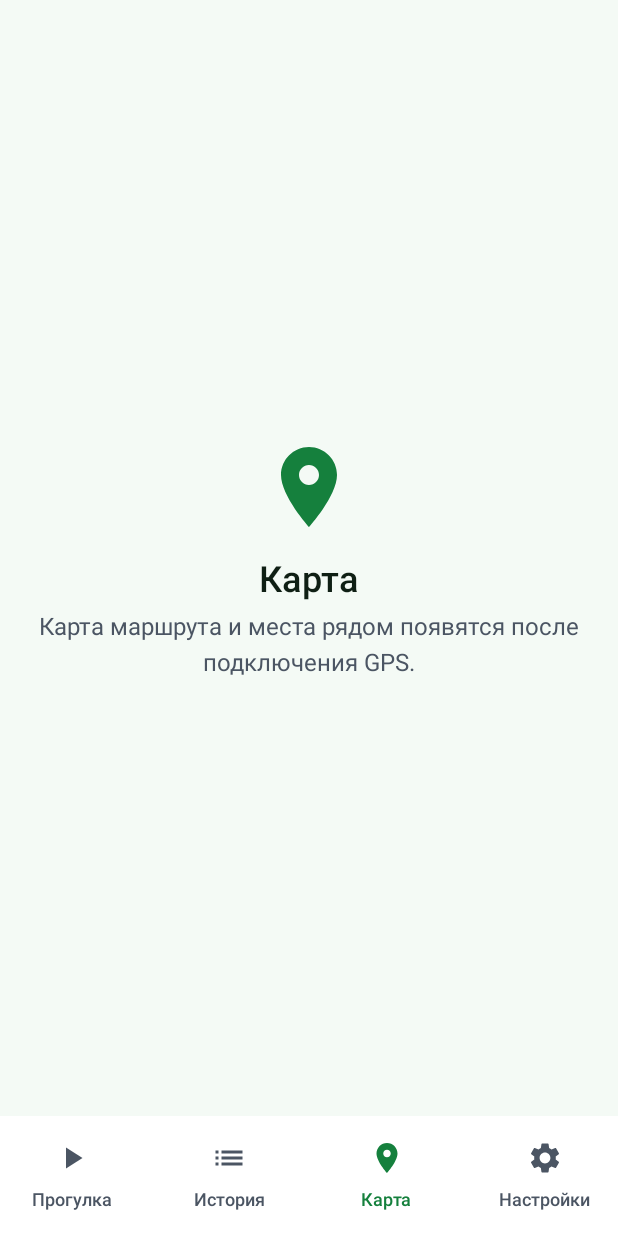
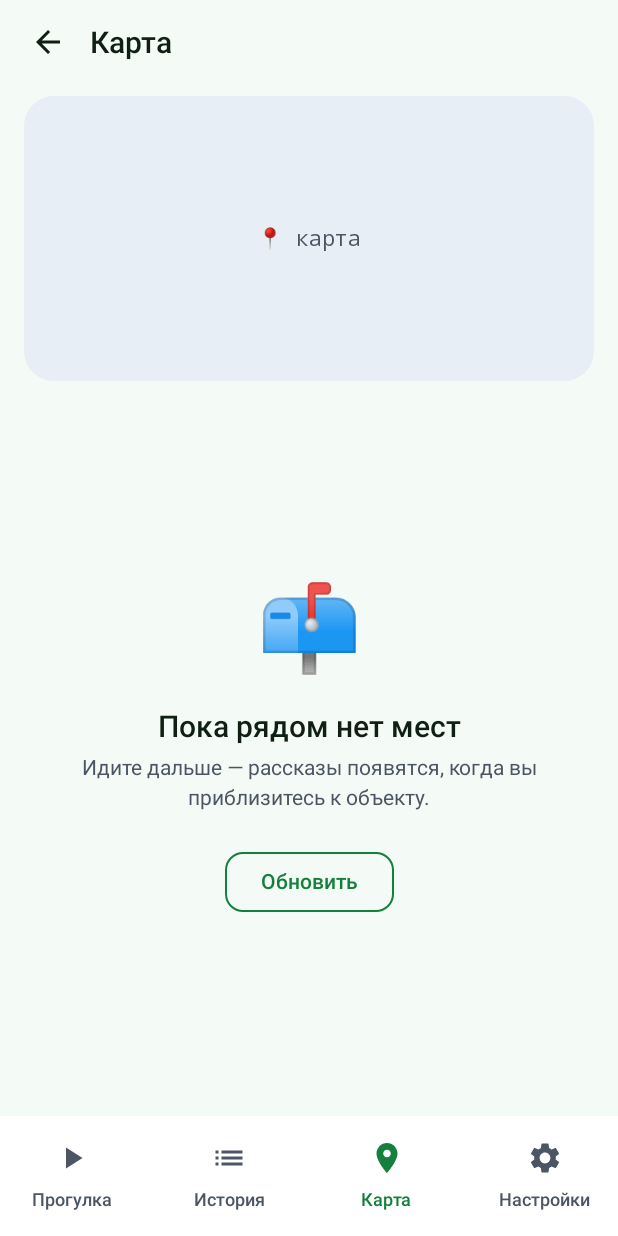
Before and after one commit to Loronelal/CityListen, an Android app built with Jetpack Compose: the screen it shows after launch (MainActivity), item 3 of the bottom bar chosen, on a phone screen of 412 x 824 dp. Run offline under Robolectric (Android 15) with nearby library versions, the phone set to English and light mode, and no system bars; our stand-ins replace Dagger/Hilt's generated code, Room's generated code; libraries missing offline, so code that uses them is left out: androidx.hilt.lifecycle, com.jakewharton.retrofit2.

Commit message:
feat(presentation): add map screen

```diff
--- a/android/presentation/src/main/java/com/citylisten/presentation/components/MapSurface.kt
+++ b/android/presentation/src/main/java/com/citylisten/presentation/components/MapSurface.kt
@@ -19,7 +19,7 @@ import com.citylisten.presentation.R
 fun MapSurface(
     modifier: Modifier = Modifier,
     shape: Shape = RoundedCornerShape(20.dp),
-    label: String = stringResource(R.string.map_label)
+    label: String? = stringResource(R.string.map_label)
 ) {
     Box(
         modifier = modifier
@@ -27,6 +27,7 @@ fun MapSurface(
             .background(MaterialTheme.colorScheme.surfaceVariant),
         contentAlignment = Alignment.Center
     ) {
+        if (label != null) {
             Text(
                 text = "📍 $label",
                 style = MaterialTheme.typography.bodySmall,
@@ -35,3 +36,4 @@ fun MapSurface(
             )
         }
     }
+}
--- /dev/null
+++ b/android/presentation/src/main/java/com/citylisten/presentation/map/MapScreen.kt
@@ -0,0 +1,270 @@
+package com.citylisten.presentation.map
+
+import androidx.compose.foundation.background
+import androidx.compose.foundation.layout.Arrangement
+import androidx.compose.foundation.layout.Box
+import androidx.compose.foundation.layout.Column
+import androidx.compose.foundation.layout.fillMaxSize
+import androidx.compose.foundation.layout.fillMaxWidth
+import androidx.compose.foundation.layout.height
+import androidx.compose.foundation.layout.padding
+import androidx.compose.foundation.layout.widthIn
+import androidx.compose.material3.MaterialTheme
+import androidx.compose.material3.Text
+import androidx.compose.runtime.Composable
+import androidx.compose.runtime.getValue
+import androidx.compose.ui.Alignment
+import androidx.compose.ui.Modifier
+import androidx.compose.ui.graphics.RectangleShape
+import androidx.compose.ui.res.stringResource
+import androidx.compose.ui.text.style.TextAlign
+import androidx.compose.ui.tooling.preview.Preview
+import androidx.compose.ui.unit.dp
+import androidx.compose.ui.unit.sp
+import androidx.hilt.lifecycle.viewmodel.compose.hiltViewModel
+import androidx.lifecycle.compose.collectAsStateWithLifecycle
+import com.citylisten.domain.model.Story
+import com.citylisten.presentation.R
+import com.citylisten.presentation.components.EmptyState
+import com.citylisten.presentation.components.ErrorBanner
+import com.citylisten.presentation.components.ListCard
+import com.citylisten.presentation.components.LoadingState
+import com.citylisten.presentation.components.MapSurface
+import com.citylisten.presentation.components.ScreenHeader
+import com.citylisten.presentation.ui.UiError
+import com.citylisten.presentation.ui.messageRes
+import com.citylisten.presentation.ui.sourceLabel
+import com.citylisten.presentation.ui.theme.CityListenTheme
+import java.time.Instant
+
+@Composable
+fun MapRoute(
+    onBack: () -> Unit,
+    onOpenStory: (String) -> Unit,
+    viewModel: MapViewModel = hiltViewModel()
+) {
+    val uiState by viewModel.uiState.collectAsStateWithLifecycle()
+    MapScreen(
+        uiState = uiState,
+        onBack = onBack,
+        onRetry = viewModel::retry,
+        onOpenStory = onOpenStory
+    )
+}
+
+@Composable
+fun MapScreen(
+    uiState: MapUiState,
+    onBack: () -> Unit,
+    onRetry: () -> Unit,
+    onOpenStory: (String) -> Unit,
+    modifier: Modifier = Modifier
+) {
+    Column(
+        modifier = modifier
+            .fillMaxSize()
+            .background(MaterialTheme.colorScheme.background)
+    ) {
+        ScreenHeader(
+            title = stringResource(R.string.map_title),
+            onBack = onBack
+        )
+
+        when (uiState) {
+            MapUiState.Loading -> MapLoading(modifier = Modifier.weight(1f))
+
+            MapUiState.Empty -> MapEmpty(
+                onRetry = onRetry,
+                modifier = Modifier.weight(1f)
+            )
+
+            is MapUiState.Content -> MapContent(
+                places = uiState.places,
+                onOpenStory = onOpenStory,
+                modifier = Modifier.weight(1f)
+            )
+
+            is MapUiState.Error -> MapError(
+                error = uiState.error,
+                onRetry = onRetry,
+                modifier = Modifier.weight(1f)
+            )
+        }
+    }
+}
+
+@Composable
+private fun MapLoading(modifier: Modifier = Modifier) {
+    Box(modifier = modifier.fillMaxWidth()) {
+        MapSurface(
+            modifier = Modifier.fillMaxSize(),
+            shape = RectangleShape,
+            label = null
+        )
+        LoadingState(
+            message = stringResource(R.string.map_loading),
+            modifier = Modifier.align(Alignment.Center)
+        )
+    }
+}
+
+@Composable
+private fun MapContent(
+    places: List<Story>,
+    onOpenStory: (String) -> Unit,
+    modifier: Modifier = Modifier
+) {
+    Box(modifier = modifier.fillMaxWidth()) {
+        MapSurface(
+            modifier = Modifier.fillMaxSize(),
+            shape = RectangleShape
+        )
+        Column(
+            modifier = Modifier
+                .align(Alignment.BottomCenter)
+                .widthIn(max = CONTENT_MAX_WIDTH)
+                .fillMaxWidth()
+                .padding(horizontal = 16.dp, vertical = 12.dp),
+            verticalArrangement = Arrangement.spacedBy(8.dp)
+        ) {
+            places.forEach { story ->
+                ListCard(
+                    title = story.title,
+                    subtitle = "${story.sourceLabel()} · ${stringResource(R.string.map_saved)}",
+                    onClick = { onOpenStory(story.id) }
+                )
+            }
+        }
+    }
+}
+
+@Composable
+private fun MapEmpty(
+    onRetry: () -> Unit,
+    modifier: Modifier = Modifier
+) {
+    Column(modifier = modifier.fillMaxWidth()) {
+        MapSurface(
+            modifier = Modifier
+                .fillMaxWidth()
+                .padding(start = 16.dp, top = 8.dp, end = 16.dp)
+                .height(190.dp)
+        )
+        EmptyState(
+            emoji = "📫",
+            title = stringResource(R.string.map_empty_title),
+            message = stringResource(R.string.map_empty_message),
+            actionLabel = stringResource(R.string.map_refresh),
+            onAction = onRetry,
+            outlinedAction = true,
+            modifier = Modifier
+                .fillMaxWidth()
+                .weight(1f)
+        )
+    }
+}
+
+@Composable
+private fun MapError(
+    error: UiError,
+    onRetry: () -> Unit,
+    modifier: Modifier = Modifier
+) {
+    Column(modifier = modifier.fillMaxWidth()) {
+        ErrorBanner(
+            message = stringResource(R.string.map_error_banner),
+            onRetry = onRetry,
+            modifier = Modifier.padding(start = 16.dp, top = 8.dp, end = 16.dp)
+        )
+        Column(
+            modifier = Modifier
+                .fillMaxWidth()
+                .weight(1f)
+                .padding(horizontal = 24.dp),
+            horizontalAlignment = Alignment.CenterHorizontally,
+            verticalArrangement = Arrangement.Center
+        ) {
+            Text(text = "🗺️", fontSize = 56.sp)
+            Text(
+                text = stringResource(R.string.map_error_title),
+                style = MaterialTheme.typography.titleMedium,
+                color = MaterialTheme.colorScheme.onBackground,
+                modifier = Modifier.padding(top = 20.dp)
+            )
+            Text(
+                text = errorMessage(error),
+                style = MaterialTheme.typography.bodySmall,
+                color = MaterialTheme.colorScheme.onSurfaceVariant,
+                textAlign = TextAlign.Center,
+                modifier = Modifier.padding(top = 8.dp)
+            )
+        }
+    }
+}
+
+@Composable
+private fun errorMessage(error: UiError): String = when (error) {
+    UiError.NETWORK, UiError.TIMEOUT -> stringResource(R.string.map_error_message)
+    else -> stringResource(error.messageRes())
+}
+
+private val CONTENT_MAX_WIDTH = 640.dp
+
+private val previewPark = Story(
+    id = "park",
+    placeId = "osm:park",
+    title = "Городской парк",
+    text = "Старейший парк города с вековыми деревьями.",
+    language = "ru",
+    createdAt = Instant.parse("2026-11-18T11:32:00Z"),
+    cached = true
+)
+
+private val previewCafe = Story(
+    id = "cafe",
+    placeId = "osm:cafe",
+    title = "Кафе «Утро»",
+    text = "Небольшое кафе на углу улицы.",
+    language = "ru",
+    createdAt = Instant.parse("2026-11-18T10:05:00Z"),
+    cached = true
+)
+
+@Preview(name = "Map · Content", showBackground = true)
+@Composable
+private fun MapContentPreview() {
+    CityListenTheme {
+        MapScreen(
+            uiState = MapUiState.Content(listOf(previewPark, previewCafe)),
+            onBack = {},
+            onRetry = {},
+            onOpenStory = {}
+        )
+    }
+}
+
+@Preview(name = "Map · Empty", showBackground = true)
+@Composable
+private fun MapEmptyPreview() {
+    CityListenTheme {
+        MapScreen(
+            uiState = MapUiState.Empty,
+            onBack = {},
+            onRetry = {},
+            onOpenStory = {}
+        )
+    }
+}
+
+@Preview(name = "Map · Error", showBackground = true)
+@Composable
+private fun MapErrorPreview() {
+    CityListenTheme {
+        MapScreen(
+            uiState = MapUiState.Error(UiError.NETWORK),
+            onBack = {},
+            onRetry = {},
+            onOpenStory = {}
+        )
+    }
+}
--- /dev/null
+++ b/android/presentation/src/main/java/com/citylisten/presentation/map/MapUiState.kt
@@ -0,0 +1,15 @@
+package com.citylisten.presentation.map
+
+import com.citylisten.domain.model.Story
+import com.citylisten.presentation.ui.UiError
+
+sealed interface MapUiState {
+
+    data object Loading : MapUiState
+
+    data class Content(val places: List<Story>) : MapUiState
+
+    data object Empty : MapUiState
+
+    data class Error(val error: UiError) : MapUiState
+}
--- /dev/null
+++ b/android/presentation/src/main/java/com/citylisten/presentation/map/MapViewModel.kt
@@ -0,0 +1,51 @@
+package com.citylisten.presentation.map
+
+import androidx.lifecycle.ViewModel
+import androidx.lifecycle.viewModelScope
+import com.citylisten.domain.usecase.GetHistoryUseCase
+import com.citylisten.presentation.ui.toUiError
+import dagger.hilt.android.lifecycle.HiltViewModel
+import kotlinx.coroutines.ExperimentalCoroutinesApi
+import kotlinx.coroutines.flow.MutableStateFlow
+import kotlinx.coroutines.flow.SharingStarted
+import kotlinx.coroutines.flow.StateFlow
+import kotlinx.coroutines.flow.catch
+import kotlinx.coroutines.flow.flatMapLatest
+import kotlinx.coroutines.flow.map
+import kotlinx.coroutines.flow.onStart
+import kotlinx.coroutines.flow.stateIn
+import kotlinx.coroutines.flow.update
+import javax.inject.Inject
+
+@OptIn(ExperimentalCoroutinesApi::class)
+@HiltViewModel
+class MapViewModel @Inject constructor(
+    private val getHistory: GetHistoryUseCase
+) : ViewModel() {
+
+    private val retryTrigger = MutableStateFlow(0)
+
+    val uiState: StateFlow<MapUiState> = retryTrigger
+        .flatMapLatest {
+            getHistory()
+                .map { stories ->
+                    val places = stories.distinctBy { it.placeId }
+                    if (places.isEmpty()) MapUiState.Empty else MapUiState.Content(places)
+                }
+                .onStart { emit(MapUiState.Loading) }
+                .catch { throwable -> emit(MapUiState.Error(throwable.toUiError())) }
+        }
+        .stateIn(
+            scope = viewModelScope,
+            started = SharingStarted.WhileSubscribed(STOP_TIMEOUT_MILLIS),
+            initialValue = MapUiState.Loading
+        )
+
+    fun retry() {
+        retryTrigger.update { attempt -> attempt + 1 }
+    }
+
+    companion object {
+        const val STOP_TIMEOUT_MILLIS = 5_000L
+    }
+}
--- a/android/presentation/src/main/java/com/citylisten/presentation/navigation/CityListenApp.kt
+++ b/android/presentation/src/main/java/com/citylisten/presentation/navigation/CityListenApp.kt
@@ -2,7 +2,6 @@ package com.citylisten.presentation.navigation
 
 import androidx.compose.foundation.layout.padding
 import androidx.compose.material.icons.Icons
-import androidx.compose.material.icons.filled.Place
 import androidx.compose.material.icons.filled.Settings
 import androidx.compose.material3.Icon
 import androidx.compose.material3.MaterialTheme
@@ -31,6 +30,7 @@ import androidx.navigation.compose.currentBackStackEntryAsState
 import androidx.navigation.compose.rememberNavController
 import com.citylisten.presentation.R
 import com.citylisten.presentation.history.HistoryRoute as HistoryScreenRoute
+import com.citylisten.presentation.map.MapRoute as MapScreenRoute
 import com.citylisten.presentation.story.StoryRoute as StoryScreenRoute
 import com.citylisten.presentation.walk.WalkRoute as WalkScreenRoute
 import kotlinx.coroutines.launch
@@ -132,10 +132,9 @@ internal fun CityListenNavHost(
             )
         }
         composable<MapRoute> {
-            PlaceholderScreen(
-                title = stringResource(R.string.map_title),
-                message = stringResource(R.string.map_placeholder),
-                icon = Icons.Default.Place
+            MapScreenRoute(
+                onBack = { navController.popBackStack() },
+                onOpenStory = { storyId -> navController.navigate(StoryRoute(storyId)) }
             )
         }
         composable<StoryRoute> {
--- a/android/presentation/src/main/res/values/strings.xml
+++ b/android/presentation/src/main/res/values/strings.xml
@@ -38,7 +38,6 @@
     <string name="history_error_banner">Нет подключения</string>
 
     <string name="map_title">Карта</string>
-    <string name="map_placeholder">Карта маршрута и места рядом появятся после подключения GPS.</string>
     <string name="map_label">карта</string>
     <string name="map_loading">Загружаем карту…</string>
     <string name="map_empty_title">Пока рядом нет мест</string>
```
Also changed, not shown: 1 other file. Lines whose indentation alone changed are shown as unchanged.
